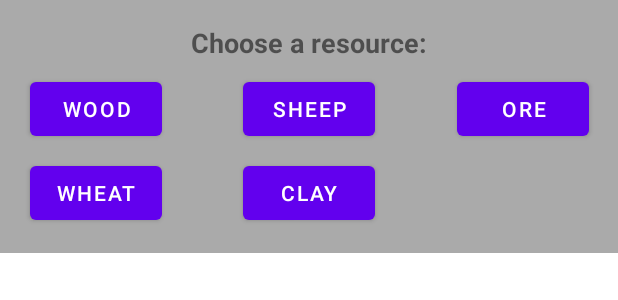
After one commit to martinunterhuber/settlers-of-catan, an Android app: the layout dialog_resource.xml on its own in the app's theme, with its tools: preview values and no code run, on a phone screen of 412 x 824 dp. The commit adds this screen. Shown: the top 300 px of the screen. Run offline under Robolectric (Android 15) with nearby library versions, the phone set to English and light mode, and no system bars.

Commit message:
Monopoly and year of plenty development cards are playable.

```diff
--- a/app/src/main/java/com/example/settlersofcatan/DevelopmentCardView.java
+++ b/app/src/main/java/com/example/settlersofcatan/DevelopmentCardView.java
@@ -8,6 +8,7 @@ import android.widget.FrameLayout;
 import android.widget.TextView;
 
 import com.example.settlersofcatan.game.Game;
+import com.example.settlersofcatan.game.Player;
 import com.example.settlersofcatan.server_client.GameClient;
 
 import androidx.annotation.Nullable;
@@ -41,6 +42,7 @@ public class DevelopmentCardView extends FrameLayout {
     @Override
     protected void onDraw(Canvas canvas) {
         super.onDraw(canvas);
+        updateView(Integer.parseInt(this.getTag().toString())-1);
     }
 
     private void initView() {
@@ -65,6 +67,7 @@ public class DevelopmentCardView extends FrameLayout {
     }
 
     public void initDevelopmentCard() {
+        Player player = Game.getInstance().getPlayerById(GameClient.getInstance().getId());
 
         switch (this.getTag().toString()){
             case "1":
@@ -90,7 +93,8 @@ public class DevelopmentCardView extends FrameLayout {
                 break;
 
         }
-        count.setText("0");
+
+        updateView(Integer.parseInt(this.getTag().toString())-1);
 
     }
 
--- a/app/src/main/java/com/example/settlersofcatan/game/DevelopmentCard.java
+++ b/app/src/main/java/com/example/settlersofcatan/game/DevelopmentCard.java
@@ -23,7 +23,6 @@ public class DevelopmentCard {
 
     // Player plays a development card
     public void playCard(){
-        count++;
         Log.i("DEVELOPMENT","Development card was played.");
     }
 
--- a/app/src/main/java/com/example/settlersofcatan/game/VictoryPoints.java
+++ b/app/src/main/java/com/example/settlersofcatan/game/VictoryPoints.java
@@ -1,4 +1,6 @@
 package com.example.settlersofcatan.game;
+
+import com.example.settlersofcatan.server_client.GameClient;
 
 public class VictoryPoints extends DevelopmentCard{
 
@@ -8,6 +10,7 @@ public class VictoryPoints extends DevelopmentCard{
 
     @Override
     public void playCard() {
-        //TODO implement rule
+        Game.getInstance().getPlayerById(GameClient.getInstance().getId())
+                            .increaseHiddenVictoryPoints();
     }
 }
--- /dev/null
+++ b/app/src/main/res/layout/dialog_resource.xml
@@ -0,0 +1,71 @@
+<?xml version="1.0" encoding="utf-8"?>
+<androidx.constraintlayout.widget.ConstraintLayout xmlns:android="http://schemas.android.com/apk/res/android"
+    xmlns:app="http://schemas.android.com/apk/res-auto"
+    android:layout_width="match_parent"
+    android:layout_height="wrap_content"
+    android:background="@android:color/darker_gray">
+
+    <TextView
+        android:id="@+id/txt_dialog"
+        android:layout_width="wrap_content"
+        android:layout_height="wrap_content"
+        android:layout_marginTop="16dp"
+        android:text="Choose a resource:"
+        android:textSize="18sp"
+        android:textStyle="bold"
+        app:layout_constraintEnd_toEndOf="parent"
+        app:layout_constraintStart_toStartOf="parent"
+        app:layout_constraintTop_toTopOf="parent" />
+
+    <Button
+        android:id="@+id/btn_wood"
+        android:layout_width="wrap_content"
+        android:layout_height="wrap_content"
+        android:layout_marginTop="8dp"
+        android:text="Wood"
+        app:layout_constraintEnd_toStartOf="@+id/txt_dialog"
+        app:layout_constraintStart_toStartOf="parent"
+        app:layout_constraintTop_toBottomOf="@+id/txt_dialog" />
+
+    <Button
+        android:id="@+id/btn_wheat"
+        android:layout_width="wrap_content"
+        android:layout_height="wrap_content"
+        android:layout_marginTop="8dp"
+        android:text="Wheat"
+        app:layout_constraintEnd_toEndOf="@+id/btn_wood"
+        app:layout_constraintStart_toStartOf="@+id/btn_wood"
+        app:layout_constraintTop_toBottomOf="@+id/btn_wood" />
+
+    <Button
+        android:id="@+id/btn_sheep"
+        android:layout_width="wrap_content"
+        android:layout_height="wrap_content"
+        android:layout_marginTop="8dp"
+        android:text="Sheep"
+        app:layout_constraintEnd_toEndOf="@+id/txt_dialog"
+        app:layout_constraintStart_toStartOf="@+id/txt_dialog"
+        app:layout_constraintTop_toBottomOf="@+id/txt_dialog" />
+
+    <Button
+        android:id="@+id/btn_clay"
+        android:layout_width="wrap_content"
+        android:layout_height="wrap_content"
+        android:layout_marginTop="8dp"
+        android:layout_marginBottom="16dp"
+        android:text="Clay"
+        app:layout_constraintBottom_toBottomOf="parent"
+        app:layout_constraintEnd_toEndOf="@+id/btn_sheep"
+        app:layout_constraintStart_toStartOf="@+id/btn_sheep"
+        app:layout_constraintTop_toBottomOf="@+id/btn_sheep" />
+
+    <Button
+        android:id="@+id/btn_ore"
+        android:layout_width="wrap_content"
+        android:layout_height="wrap_content"
+        android:layout_marginTop="8dp"
+        android:text="Ore"
+        app:layout_constraintEnd_toEndOf="parent"
+        app:layout_constraintStart_toEndOf="@+id/txt_dialog"
+        app:layout_constraintTop_toBottomOf="@+id/txt_dialog" />
+</androidx.constraintlayout.widget.ConstraintLayout>
```
Also changed, not shown: app/src/main/java/com/example/settlersofcatan/ResourceDialog.java (added, +107 -0 lines), app/src/main/java/com/example/settlersofcatan/game/DevelopmentCardDeck.java (+18 -5 lines), app/src/main/java/com/example/settlersofcatan/game/Game.java (+15 -6 lines), app/src/main/java/com/example/settlersofcatan/game/Monopoly.java (+26 -1 lines), app/src/main/java/com/example/settlersofcatan/game/Player.java (+7 -0 lines), app/src/main/java/com/example/settlersofcatan/game/YearOfPlenty.java (+12 -1 lines), app/src/main/java/com/example/settlersofcatan/server_client/CreateServerFragment.java (+9 -5 lines), app/src/main/java/com/example/settlersofcatan/server_client/GameClient.java (+9 -0 lines), app/src/main/java/com/example/settlersofcatan/server_client/GameServer.java (+6 -1 lines), app/src/main/java/com/example/settlersofcatan/server_client/networking/dto/DevelopmentCardMessage.java (added, +19 -0 lines), app/src/main/res/layout/activity_game.xml (+9 -0 lines).
